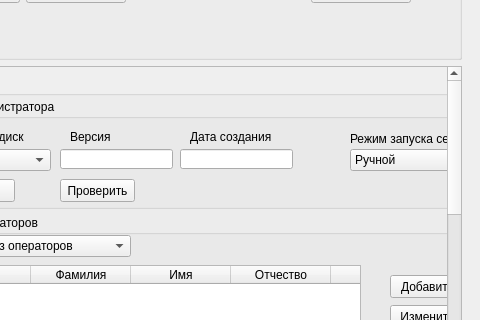
The window that m_cfg/MainWindowCFG.ui (xXRadioHeadXx/start7) describes before a commit, drawn with Qt 5; both pictures show x 447 to 927 and y 477 to 797 of the 927 by 999 pixel window.
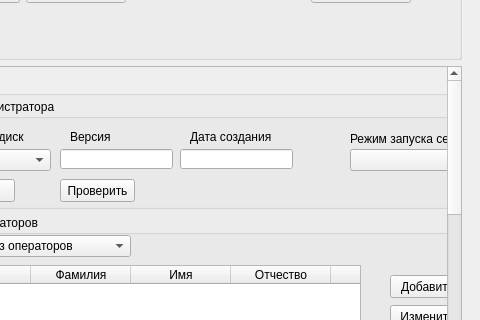
The same window after the commit. Icons and pictures are not drawn.

```diff
--- a/m_cfg/MainWindowCFG.ui
+++ b/m_cfg/MainWindowCFG.ui
@@ -1820,7 +1820,7 @@
           <property name="geometry">
            <rect>
             <x>0</x>
-            <y>-459</y>
+            <y>-306</y>
             <width>598</width>
             <height>1018</height>
            </rect>
@@ -1919,16 +1919,6 @@
                  <height>22</height>
                 </rect>
                </property>
-               <item>
-                <property name="text">
-                 <string>Ручной</string>
-                </property>
-               </item>
-               <item>
-                <property name="text">
-                 <string>Автозагрузка</string>
-                </property>
-               </item>
               </widget>
               <widget class="QLabel" name="label_17">
                <property name="geometry">
```
Left out of the diff: 27 changed lines with no effect on the pictures.
